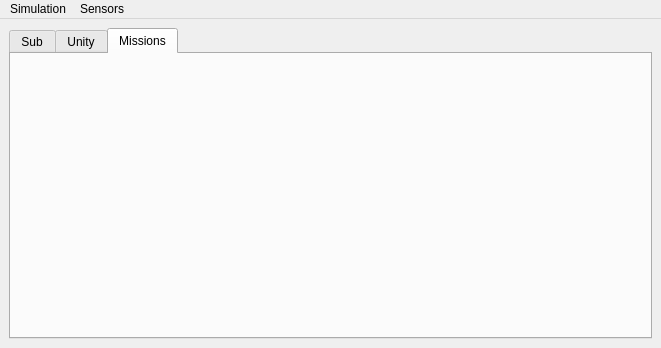
First picture: the form in rqt_waypoint/resource/Mainwindow.ui, repository sonia-auv/ros2_rqt_sonia_plugins, before the edit.
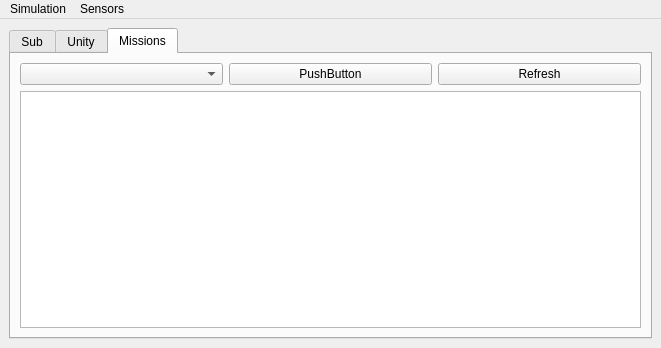
Second picture: the form after the edit. The open tabs and pages were chosen to show the change.

```diff
--- a/rqt_waypoint/resource/Mainwindow.ui
+++ b/rqt_waypoint/resource/Mainwindow.ui
@@ -804,9 +804,34 @@
        <attribute name="title">
         <string>Missions</string>
        </attribute>
-       <layout class="QGridLayout" name="gridLayout_3">
-        <item row="0" column="0">
-         <layout class="QGridLayout" name="missionGrid"/>
+       <layout class="QVBoxLayout" name="verticalLayout_4">
+        <item>
+         <layout class="QHBoxLayout" name="horizontalLayout_3">
+          <item>
+           <widget class="QComboBox" name="missionListDropDown"/>
+          </item>
+          <item>
+           <widget class="QPushButton" name="pushButton">
+            <property name="text">
+             <string>PushButton</string>
+            </property>
+           </widget>
+          </item>
+          <item>
+           <widget class="QPushButton" name="refreshBtn">
+            <property name="text">
+             <string>Refresh</string>
+            </property>
+           </widget>
+          </item>
+         </layout>
+        </item>
+        <item>
+         <layout class="QVBoxLayout" name="verticalLayout_5">
+          <item>
+           <widget class="QListWidget" name="nodeListWidget"/>
+          </item>
+         </layout>
         </item>
        </layout>
       </widget>
```
Left out of the diff: 10 changed lines with no effect on the pictures.
